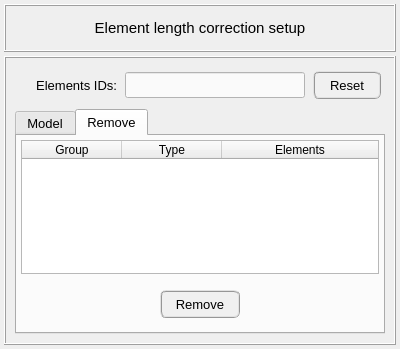
Above: pulse/interface/data/ui_files/model/setup/acoustic/element_length_correction_input.ui from open-pulse/OpenPulse before the change. Below: the same form after it.
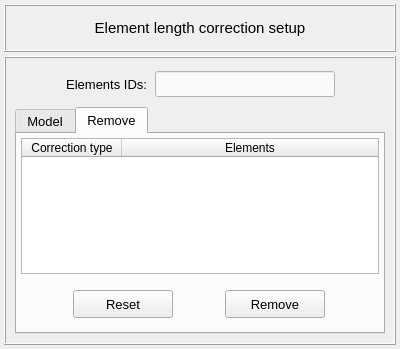
That is the form after the change. The open tabs and pages were chosen to show the change.

```diff
--- a/pulse/interface/data/ui_files/model/setup/acoustic/element_length_correction_input.ui
+++ b/pulse/interface/data/ui_files/model/setup/acoustic/element_length_correction_input.ui
@@ -152,37 +152,7 @@
          <property name="horizontalSpacing">
           <number>8</number>
          </property>
-         <item row="0" column="0">
-          <widget class="QLabel" name="label_selection">
-           <property name="maximumSize">
-            <size>
-             <width>16777215</width>
-             <height>26</height>
-            </size>
-           </property>
-           <property name="sizeIncrement">
-            <size>
-             <width>0</width>
-             <height>26</height>
-            </size>
-           </property>
-           <property name="font">
-            <font>
-             <pointsize>10</pointsize>
-             <weight>50</weight>
-             <italic>false</italic>
-             <bold>false</bold>
-            </font>
-           </property>
-           <property name="text">
-            <string>Elements IDs:</string>
-           </property>
-           <property name="alignment">
-            <set>Qt::AlignRight|Qt::AlignTrailing|Qt::AlignVCenter</set>
-           </property>
-          </widget>
-         </item>
-         <item row="0" column="1">
+         <item row="0" column="2">
           <widget class="QLineEdit" name="lineEdit_element_id">
            <property name="minimumSize">
             <size>
@@ -222,39 +192,62 @@
            </property>
           </widget>
          </item>
-         <item row="0" column="2">
-          <widget class="QPushButton" name="pushButton_reset_confirm">
-           <property name="minimumSize">
-            <size>
-             <width>68</width>
-             <height>28</height>
-            </size>
-           </property>
+         <item row="0" column="1">
+          <widget class="QLabel" name="label_selection">
            <property name="maximumSize">
             <size>
-             <width>68</width>
-             <height>28</height>
+             <width>16777215</width>
+             <height>26</height>
+            </size>
+           </property>
+           <property name="sizeIncrement">
+            <size>
+             <width>0</width>
+             <height>26</height>
             </size>
            </property>
            <property name="font">
             <font>
              <pointsize>10</pointsize>
+             <weight>50</weight>
+             <italic>false</italic>
+             <bold>false</bold>
             </font>
            </property>
-           <property name="styleSheet">
-            <string notr="true">QPushButton{border-radius: 6px; border-color: rgb(150, 150, 150); border-style: ridge; border-width: 2px; color: rgb(0, 0, 0); background-color: rgb(240, 240, 240)}
-QPushButton:hover{border-radius: 6px; border-color: rgb(0, 170, 255); border-style: ridge; border-width: 2px; color: rgb(0, 0, 0); background-color: rgba(174, 213, 255, 100)}
-QPushButton:pressed{border-radius: 6px; border-color: rgb(0, 170, 255); border-style: ridge; border-width: 2px; color: rgb(0, 0, 0); background-color: rgb(174, 213, 255)}
-QPushButton:disabled{border-radius: 6px; border-color: rgb(150, 150, 150); border-style: ridge; border-width: 0px; color: rgb(150,150, 150); background-color: rgb(220, 220, 220)}</string>
-           </property>
            <property name="text">
-            <string>Reset</string>
+            <string>Elements IDs:</string>
            </property>
-           <property name="flat">
-            <bool>false</bool>
+           <property name="alignment">
+            <set>Qt::AlignRight|Qt::AlignTrailing|Qt::AlignVCenter</set>
            </property>
           </widget>
          </item>
+         <item row="0" column="0">
+          <spacer name="horizontalSpacer_3">
+           <property name="orientation">
+            <enum>Qt::Horizontal</enum>
+           </property>
+           <property name="sizeHint" stdset="0">
+            <size>
+             <width>40</width>
+             <height>20</height>
+            </size>
+           </property>
+          </spacer>
+         </item>
+         <item row="0" column="3">
+          <spacer name="horizontalSpacer_4">
+           <property name="orientation">
+            <enum>Qt::Horizontal</enum>
+           </property>
+           <property name="sizeHint" stdset="0">
+            <size>
+             <width>40</width>
+             <height>20</height>
+            </size>
+           </property>
+          </spacer>
+         </item>
         </layout>
        </widget>
       </item>
@@ -542,15 +535,7 @@
             </property>
             <column>
              <property name="text">
-              <string>Group</string>
-             </property>
-             <property name="textAlignment">
-              <set>AlignCenter</set>
-             </property>
-            </column>
-            <column>
-             <property name="text">
-              <string>Type</string>
+              <string>Correction type</string>
              </property>
              <property name="textAlignment">
               <set>AlignCenter</set>
@@ -602,17 +587,17 @@
              <property name="spacing">
               <number>0</number>
              </property>
-             <item row="0" column="0">
+             <item row="0" column="1">
               <widget class="QPushButton" name="pushButton_remove_by_group_confirm">
                <property name="minimumSize">
                 <size>
-                 <width>80</width>
+                 <width>100</width>
                  <height>28</height>
                 </size>
                </property>
                <property name="maximumSize">
                 <size>
-                 <width>80</width>
+                 <width>100</width>
                  <height>28</height>
                 </size>
                </property>
@@ -625,16 +610,43 @@
                 </font>
                </property>
                <property name="styleSheet">
-                <string notr="true">QPushButton{border-radius: 6px; border-color: rgb(150, 150, 150); border-style: ridge; border-width: 2px; color: rgb(0, 0, 0); background-color: rgb(240, 240, 240)}
-QPushButton:hover{border-radius: 6px; border-color: rgb(0, 170, 255); border-style: ridge; border-width: 2px; color: rgb(0, 0, 0); background-color: rgba(174, 213, 255, 100)}
-QPushButton:pressed{border-radius: 6px; border-color: rgb(0, 170, 255); border-style: ridge; border-width: 2px; color: rgb(0, 0, 0); background-color: rgb(174, 213, 255)}
-QPushButton:disabled{border-radius: 6px; border-color: rgb(150, 150, 150); border-style: ridge; border-width: 0px; color: rgb(150,150, 150); background-color: rgb(220, 220, 220)}</string>
+                <string notr="true"/>
                </property>
                <property name="text">
                 <string>Remove</string>
                </property>
               </widget>
              </item>
+             <item row="0" column="0">
+              <widget class="QPushButton" name="pushButton_reset_confirm">
+               <property name="minimumSize">
+                <size>
+                 <width>100</width>
+                 <height>28</height>
+                </size>
+               </property>
+               <property name="maximumSize">
+                <size>
+                 <width>100</width>
+                 <height>28</height>
+                </size>
+               </property>
+               <property name="font">
+                <font>
+                 <pointsize>10</pointsize>
+                </font>
+               </property>
+               <property name="styleSheet">
+                <string notr="true"/>
+               </property>
+               <property name="text">
+                <string>Reset</string>
+               </property>
+               <property name="flat">
+                <bool>false</bool>
+               </property>
+              </widget>
+             </item>
             </layout>
            </widget>
           </item>
```
Left out of the diff: 9 changed lines with no effect on the pictures.
